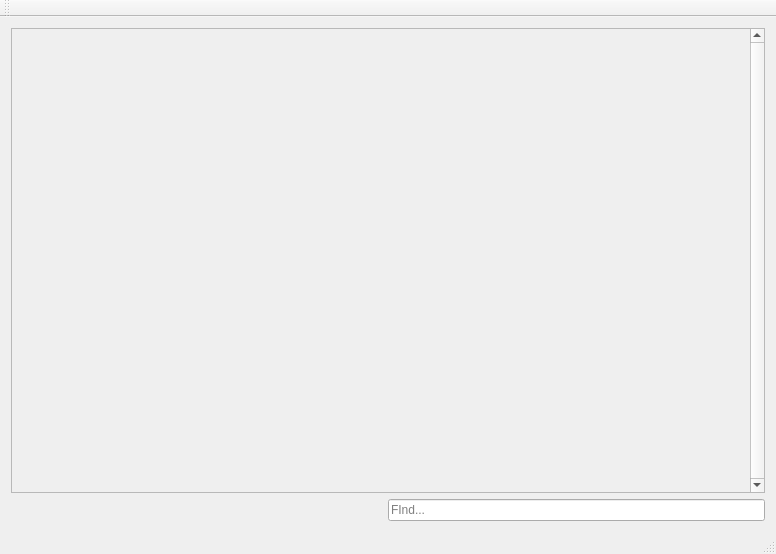
The window that mainwindow.ui (sly-loki/ToDoApp) describes before a commit, drawn with Qt 5.
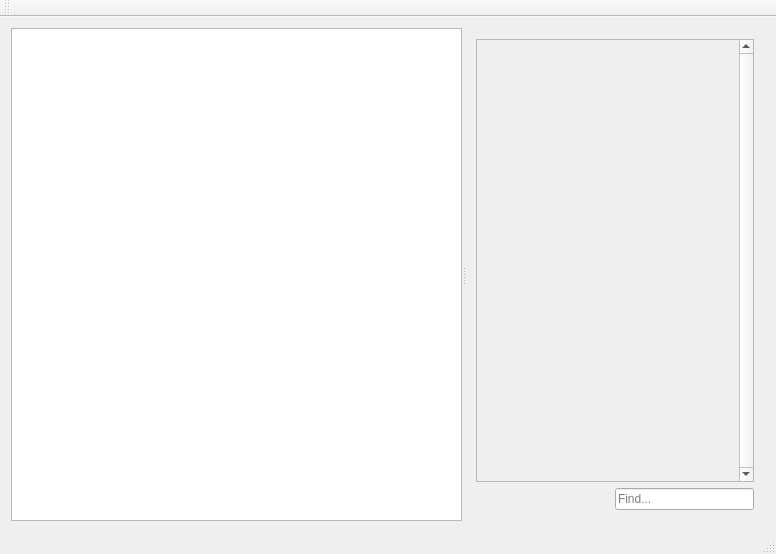
The same window after the commit.

What changed in the file:
```diff
--- a/mainwindow.ui
+++ b/mainwindow.ui
@@ -14,6 +14,17 @@
    <string>MainWindow</string>
   </property>
   <widget class="QWidget" name="centralWidget">
+   <layout class="QHBoxLayout" name="horizontalLayout_2">
+    <item>
+     <widget class="QSplitter" name="splitter">
+      <property name="orientation">
+       <enum>Qt::Horizontal</enum>
+      </property>
+      <property name="handleWidth">
+       <number>3</number>
+      </property>
+      <widget class="QListWidget" name="listWidget"/>
+      <widget class="QWidget" name="verticalLayoutWidget">
    <layout class="QVBoxLayout" name="verticalLayout">
     <item>
      <widget class="QScrollArea" name="scrollArea">
@@ -31,8 +42,8 @@
         <rect>
          <x>0</x>
          <y>0</y>
-         <width>743</width>
-         <height>439</height>
+             <width>310</width>
+             <height>437</height>
         </rect>
        </property>
        <property name="sizePolicy">
@@ -62,11 +73,15 @@
       <item>
        <widget class="QLineEdit" name="searchEdit">
         <property name="placeholderText">
-         <string>FInd...</string>
+             <string>Find...</string>
         </property>
        </widget>
       </item>
      </layout>
+        </item>
+       </layout>
+      </widget>
+     </widget>
     </item>
    </layout>
   </widget>
```
Lines whose indentation alone changed are shown as unchanged.
